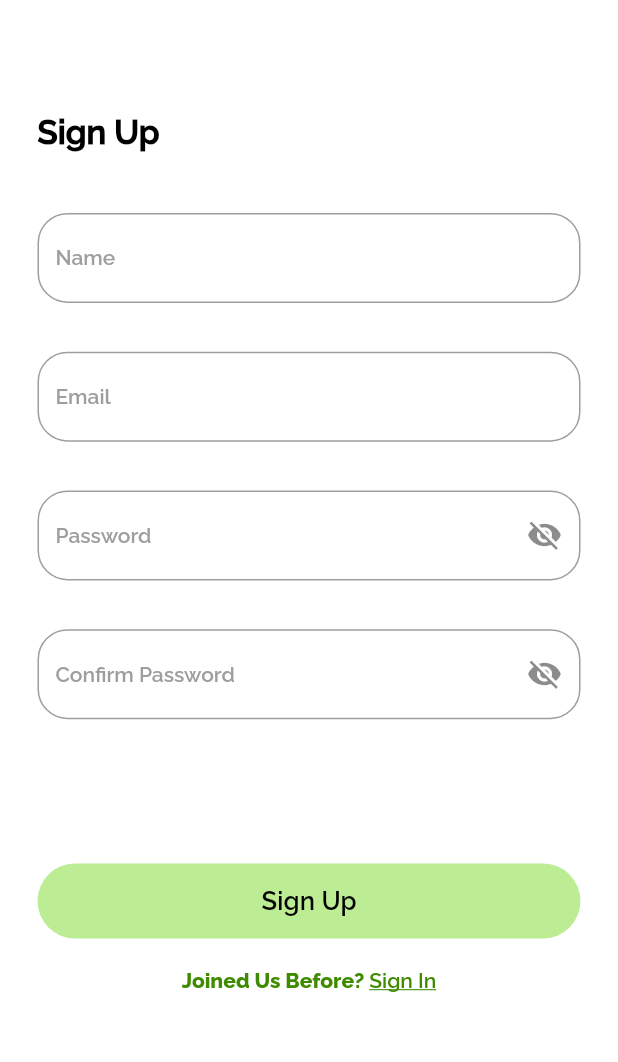
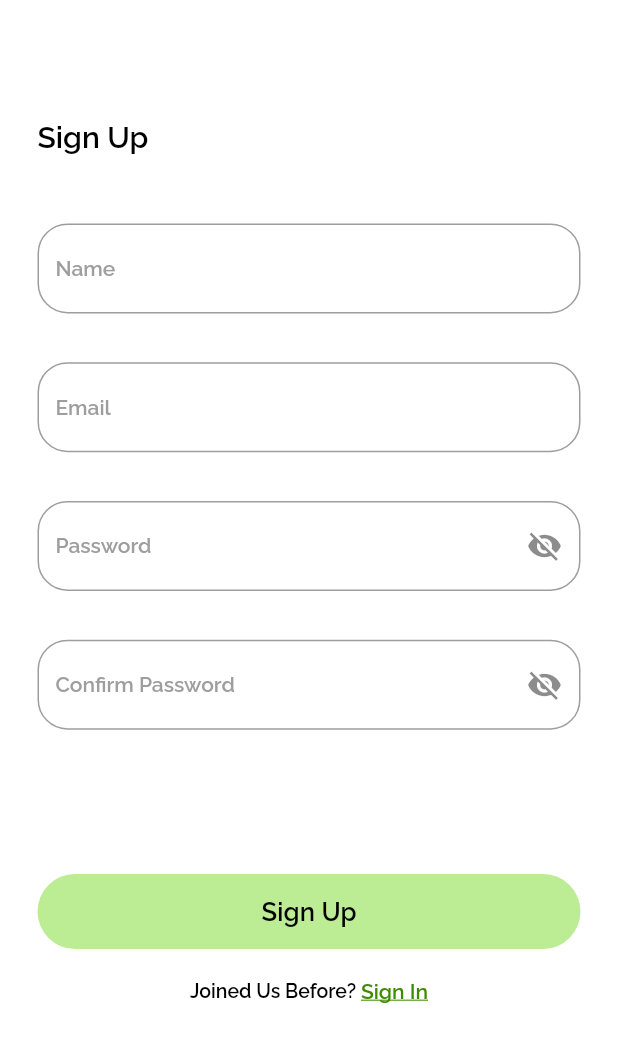
Before and after one commit to MohammadAlAgha/luminexa, a Flutter app: the SignUp screen opened by its route, on a phone screen of 412 x 824 dp, the part 122-1184 px from its top. Run offline on Flutter 3.47's test engine with Material 2 defaults, Android fonts, the phone set to English and light mode, and no system bars; our stand-ins replace dio, fl_chart, flutter_svg, google_nav_bar.

Commit message:
Frontend: Refactored the styling of the sign up page

```diff
--- a/luminexa_mobile/lib/main.dart
+++ b/luminexa_mobile/lib/main.dart
@@ -103,7 +103,7 @@ class _MyAppState extends State<MyApp> {
             ),
           )),
       debugShowCheckedModeBanner: false,
-      home: SystemPage(),
+      home: SignUp(),
       // initialRoute: RouteManager.login,
       onGenerateRoute: RouteManager.generateRoute,
     );
--- a/luminexa_mobile/lib/screens/signUp.dart
+++ b/luminexa_mobile/lib/screens/signUp.dart
@@ -5,6 +5,7 @@ import 'package:luminexa_mobile/remoteDataSource/authDataSource.dart';
 import 'package:luminexa_mobile/routes/routes.dart';
 import 'package:luminexa_mobile/widgets/authWidgets/authWidgets.dart';
 import 'package:luminexa_mobile/widgets/buttonWidget/buttonWidget.dart';
+import 'package:luminexa_mobile/widgets/titleWidget/titleWidget.dart';
 
 class SignUp extends StatefulWidget {
   SignUp({super.key});
@@ -49,21 +50,7 @@ class _SignUpState extends State<SignUp> {
               SizedBox(
                 height: 50,
               ),
-              Padding(
-                padding: const EdgeInsets.all(25.0),
-                child: Row(
-                  children: [
-                    Text(
-                      "Sign Up",
-                      style: TextStyle(
-                          color: Colors.black,
-                          fontFamily: "RalewayBold",
-                          fontWeight: FontWeight.w900,
-                          fontSize: 22),
-                    ),
-                  ],
-                ),
-              ),
+              titleWidget(title: "Sign Up"),
               Container(
                 height: 370,
                 child: Column(
@@ -114,10 +101,7 @@ class _SignUpState extends State<SignUp> {
                       children: [
                         Text(
                           "Joined Us Before? ",
-                          style: TextStyle(
-                              fontFamily: "Raleway",
-                              fontSize: 14,
-                              fontWeight: FontWeight.w800),
+                          style: Theme.of(context).textTheme.displaySmall,
                         ),
                         Text.rich(
                           TextSpan(
@@ -125,7 +109,7 @@ class _SignUpState extends State<SignUp> {
                                 fontFamily: "RalewayBold",
                                 fontSize: 14,
                                 fontWeight: FontWeight.w700,
-                                color: Color.fromARGB(255, 63, 139, 0),
+                                color: Theme.of(context).primaryColor,
                                 decoration: TextDecoration.underline),
                             text: "Sign In",
                             recognizer: TapGestureRecognizer()
```
